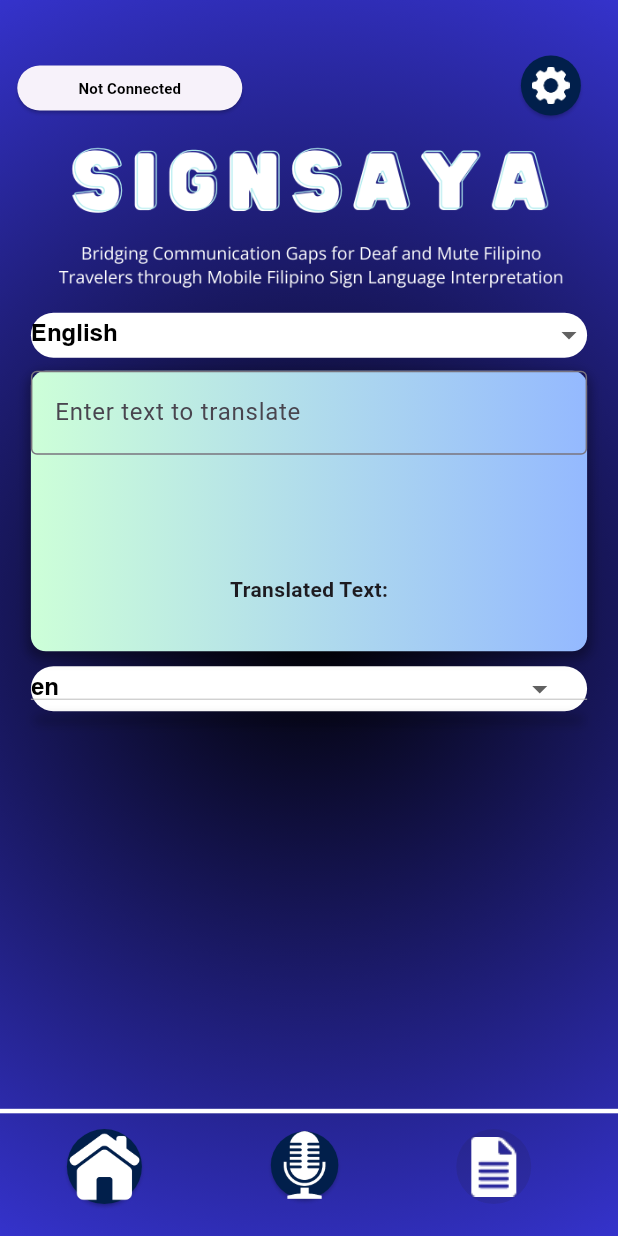
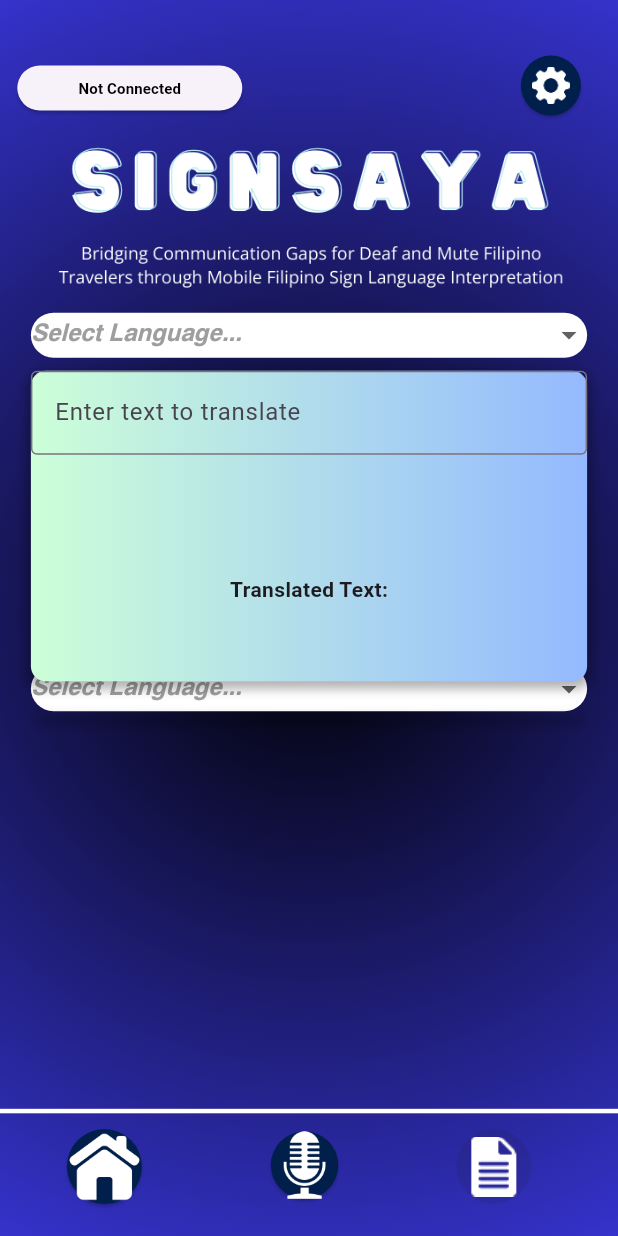
Before and after one commit to nehemMagat/SS-oneDevice, a Flutter app: the TranslationPage screen opened directly, on a phone screen of 412 x 824 dp. Run offline on Flutter 3.47's test engine with Material 3 defaults, Android fonts, the phone set to English and light mode, and no system bars; our stand-ins replace flutter_blue_plus, permission_handler, speech_to_text; missing offline and left inert: translator; Roboto replaces fonts that are missing (Intro Rust).

Commit message:
Fixed Translation - Dropdown and Translation Operating Seperately

```diff
--- a/software/SignSaya/signsaya/lib/pages/translation_page.dart
+++ b/software/SignSaya/signsaya/lib/pages/translation_page.dart
@@ -20,17 +20,26 @@ class _TranslationPageState extends State<TranslationPage> {
   SpeechToText _speechToText = SpeechToText(); // pang stt
   TextEditingController _speechController = TextEditingController(); // pang stt
 
+  //improved dropdown starts here
+  String? selectedLanguageTop; // For top dropdown
+  String? selectedLanguageBottom; // For bottom dropdown
+  String translatedTextTop = ""; // For top dropdown translation
+  String translatedTextBottom = ""; // For bottom dropdown translation
+  //improved dropdown ends here
+
   // pang translation BEGINS here
   final translator = GoogleTranslator();
-  String translatedText = "";
-  String translationDesiredLang = "en";
 
   // pang translation ENDS here
 
-  void translateText(String input, String toLanguage) {
+  void translateText(String input, String toLanguage, String dropdown) {
     translator.translate(input, to: toLanguage).then((result) {
       setState(() {
-        translatedText = result.text; // Accessing text property
+        if (dropdown == 'top') {
+          translatedTextTop = result.text; // Update top dropdown translation
+        } else {
+          translatedTextBottom = result.text; // Update bottom dropdown translation
+        }
       });
     });
   }
@@ -84,8 +93,8 @@ class _TranslationPageState extends State<TranslationPage> {
     final double buttonsRowTop = screenSize.height * 0.855;
     final double hiddenContainerTop = screenSize.height * 0.66;
 
-    String dropdownHintText =
-        "${" " * (screenSize.width * 0.01).round()}Select Language...${" " * (screenSize.width * 0.093).round()}";
+    // String dropdownHintText =
+    //     "${" " * (screenSize.width * 0.01).round()}Select Language...${" " * (screenSize.width * 0.093).round()}";
 
     return Scaffold(
       body: Stack(
@@ -157,57 +166,9 @@ class _TranslationPageState extends State<TranslationPage> {
               ),
             ),
           ),
-          // PANGALAWANG TRANSLATION
+          //PANGALAWANG DROPDOWN
           Positioned(
             top: screenSize.height * 0.539,
-            left: screenSize.width * 0.05,
-            child: Container(
-              width: screenSize.width * 0.9,
-              height: 30,
-              decoration: BoxDecoration(
-                borderRadius: BorderRadius.circular(15),
-                color: Colors.white,
-              ),
-              child: DropdownButton<String>(
-                hint: Text(
-                  dropdownHintText,
-                  style: const TextStyle(
-                    fontFamily: 'Sans',
-                    fontStyle: FontStyle.italic,
-                    fontSize: 16,
-                  ),
-                ),
-                style: const TextStyle(
-                  fontFamily: 'Sans',
-                  fontStyle: FontStyle.normal,
-                  color: Colors.black,
-                  fontSize: 16,
-                ),
-                value: translationDesiredLang,
-                onChanged: (String? newValue) {
-                  // Change the parameter type to String?
-                  if (newValue != null) {
-                    // Check if newValue is not null
-                    setState(() {
-                      translationDesiredLang = newValue;
-                      translateText(
-                          "", translationDesiredLang); // Clear translated text
-                    });
-                  }
-                },
-                items: <String>['en', 'fil', 'ja', 'zh-cn']
-                    .map<DropdownMenuItem<String>>((String value) {
-                  return DropdownMenuItem<String>(
-                    value: value,
-                    child: Text(value),
-                  );
-                }).toList(),
-              ),
-            ),
-          ),
-
-          Positioned(
-            top: dropdownContainerTop,
             left: screenSize.width * 0.05,
             child: Container(
               width: screenSize.width * 0.9,
@@ -219,7 +180,7 @@ class _TranslationPageState extends State<TranslationPage> {
               child: DropdownButtonHideUnderline(
                 child: DropdownButton<String>(
                   isExpanded: true,
-                  hint: Text(
+                  hint: const Text(
                     'Select Language...', // Default hint text
                     style: TextStyle(
                       fontFamily: 'Sans',
@@ -234,14 +195,84 @@ class _TranslationPageState extends State<TranslationPage> {
                     color: Colors.black,
                     fontSize: 16,
                   ),
-                  value: translationDesiredLang,
+                  value: selectedLanguageBottom,
                   onChanged: (String? newValue) {
                     if (newValue != null) {
                       // Check if newValue is not null
-                      if (newValue != translationDesiredLang) {
+                      if (newValue != selectedLanguageBottom) {
                         setState(() {
-                          translationDesiredLang = newValue;
-                          translateText("", translationDesiredLang);
+                          selectedLanguageBottom = newValue;
+                          translateText("", newValue, 'bottom'); // Update bottom dropdown translation
+                        });
+                      }
+                    }
+                  },
+                  items: <String>['en', 'fil', 'ja', 'zh-cn']
+                      .map<DropdownMenuItem<String>>((String value) {
+                    String displayText = '';
+                    switch (value) {
+                      case 'en':
+                        displayText = 'English';
+                        break;
+                      case 'fil':
+                        displayText = 'Filipino';
+                        break;
+                      case 'ja':
+                        displayText = 'Japanese';
+                        break;
+                      case 'zh-cn':
+                        displayText = 'Mandarin Chinese';
+                        break;
+                      default:
+                        displayText = '';
+                    }
+                    return DropdownMenuItem<String>(
+                      value: value,
+                      child: Text(displayText),
+                    );
+                  }).toList(),
+                ),
+              ),
+            ),
+          ),
+
+          //UNANG DROPDOWN
+          Positioned(
+            top: dropdownContainerTop,
+            left: screenSize.width * 0.05,
+            child: Container(
+              width: screenSize.width * 0.9,
+              height: 30,
+              decoration: BoxDecoration(
+                borderRadius: BorderRadius.circular(15),
+                color: Colors.white,
+              ),
+              child: DropdownButtonHideUnderline(
+                child: DropdownButton<String>(
+                  isExpanded: true,
+                  hint: const Text(
+                    'Select Language...', // Default hint text
+                    style: TextStyle(
+                      fontFamily: 'Sans',
+                      fontStyle: FontStyle.italic,
+                      fontSize: 16,
+                      color: Colors.grey, // Customize hint text color if needed
+                    ),
+                  ),
+                  style: const TextStyle(
+                    fontFamily: 'Sans',
+                    fontStyle: FontStyle.normal,
+                    color: Colors.black,
+                    fontSize: 16,
+                  ),
+                  value: selectedLanguageTop,
+                  onChanged: (String? newValue) {
+                    if (newValue != null) {
+                      // Check if newValue is not null
+                      if (newValue != selectedLanguageTop) {
+                        setState(() {
+                          selectedLanguageTop = newValue;
+                          translateText("", newValue, 'top'); // Update top dropdown translation
                         });
                       }
                     }
@@ -309,19 +340,29 @@ class _TranslationPageState extends State<TranslationPage> {
                       border: OutlineInputBorder(),
                     ),
                     onChanged: (text) {
-                      translateText(text, translationDesiredLang);
+                      translateText(text, selectedLanguageTop ?? '', 'top'); // Update top dropdown translation
                     },
                   ),
                   const SizedBox(height: 80),
                   const Text(
-                    'Translated Text:',
+                    'Translated Text:', // Update label to indicate top dropdown translation
                     style: TextStyle(fontWeight: FontWeight.bold),
                   ),
                   const SizedBox(height: 10),
                   Text(
-                    translatedText,
+                    translatedTextTop, // Display top dropdown translation
                     textAlign: TextAlign.center,
                   ),
+                  const SizedBox(height: 20),
+                  // const Text(
+                  //   'Translated Text (Bottom Dropdown):', // Label for bottom dropdown translation
+                  //   style: TextStyle(fontWeight: FontWeight.bold),
+                  // ),
+                  // const SizedBox(height: 10),
+                  // Text(
+                  //   translatedTextBottom, // Display bottom dropdown translation
+                  //   textAlign: TextAlign.center,
+                  // ),
                 ],
               ),
             ),
@@ -443,8 +484,7 @@ class _TranslationPageState extends State<TranslationPage> {
                     ),
                     maxLines: null,
                     onChanged: (text) {
-                      translateText(text,
-                          translationDesiredLang); // Translate as text changes
+                      translateText(text, selectedLanguageBottom ?? '', 'bottom'); // Update bottom dropdown translation
                     },
                   ),
                   Positioned(
@@ -474,7 +514,7 @@ class _TranslationPageState extends State<TranslationPage> {
                         ),
                         const SizedBox(height: 8),
                         Text(
-                          translatedText,
+                          translatedTextBottom, // Display bottom dropdown translation
                           textAlign: TextAlign.center,
                         ),
                       ],
@@ -484,37 +524,6 @@ class _TranslationPageState extends State<TranslationPage> {
               ),
             ),
           ),
-
-          // Text Display for Speech Recognition
-          // Positioned(
-          //   top: hiddenContainerTop * 0.277,
-          //   left: screenSize.width * 0.06,
-          //   right: screenSize.width * 0.06,
-          //   child: AnimatedContainer(
-          //     duration: const Duration(milliseconds: 500),
-          //     curve: Curves.easeInOut,
-          //     height: _isContainerVisible ? screenSize.height * 0.304 : 0,
-          //     decoration: BoxDecoration(
-          //       gradient: const LinearGradient(
-          //         begin: Alignment.centerLeft,
-          //         end: Alignment.centerRight,
-          //         colors: [
-          //           Color(0xFFCDFFD8),
-          //           Color(0xFF94B9FF),
-          //         ],
-          //       ),
-          //       borderRadius: BorderRadius.circular(10),
-          //       boxShadow: [
-          //         BoxShadow(
-          //           color: Colors.black.withOpacity(0.3),
-          //           spreadRadius: 2,
-          //           blurRadius: 5,
-          //           offset: const Offset(0, 3),
-          //         ),
-          //       ],
-          //     ),
-          //   ),
-          // ),
         ],
       ),
     );
```
